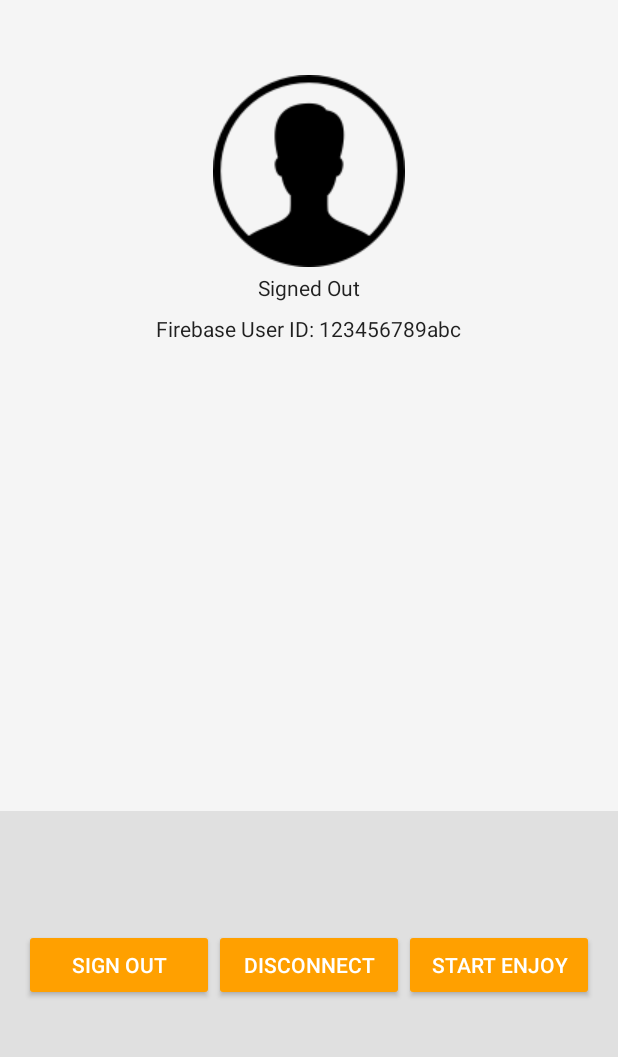
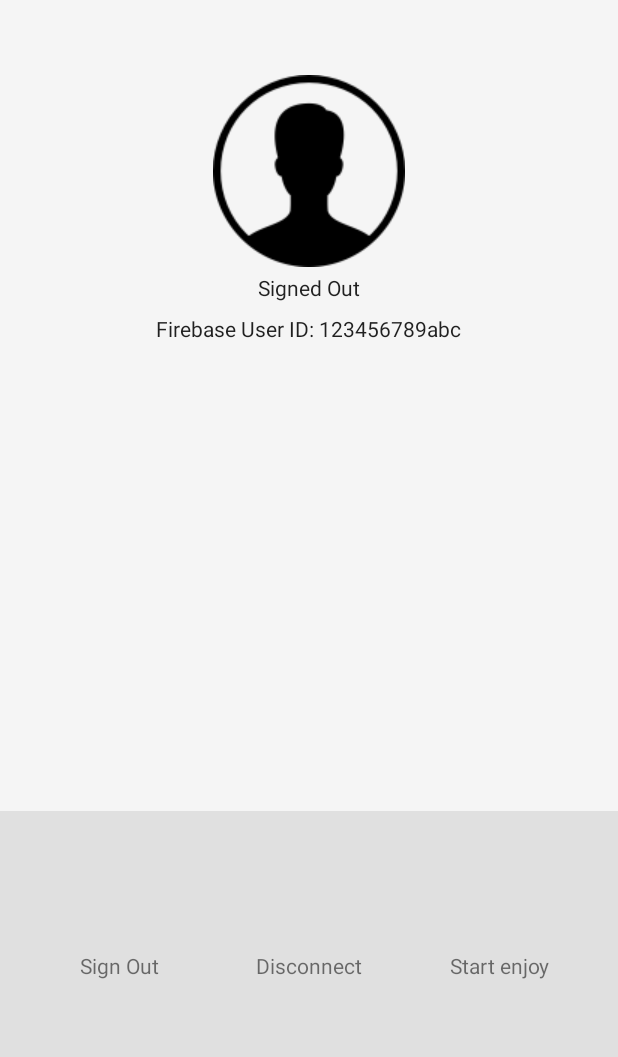
Before and after one commit to allsoft777/MVP-with-Firebase, an Android app: the layout fragment_login.xml on its own in the app's theme, with its tools: preview values and no code run, on a phone screen of 412 x 824 dp, the part 116-1173 px from its top. Run offline under Robolectric (Android 15) with nearby library versions, the phone set to English and light mode, and no system bars.

Commit message:
Modify the gui on the login view.

```diff
--- a/app/src/main/java/com/seongil/mvplife/sample/ui/login/LoginView.java
+++ b/app/src/main/java/com/seongil/mvplife/sample/ui/login/LoginView.java
@@ -1,6 +1,4 @@
 package com.seongil.mvplife.sample.ui.login;
-
-import android.support.annotation.Nullable;
 
 import com.google.android.gms.common.api.GoogleApiClient;
 import com.google.android.gms.common.api.Status;
@@ -34,7 +32,7 @@ public interface LoginView extends MvpView {
 
     void renderSignedInUser(FirebaseUser firebaseUser);
 
-    void renderSignedOutUser(@Nullable FirebaseUser firebaseUser);
+    void renderSignedOutUser();
 
     void onGoogleSignOut(Status status);
 
--- a/app/src/main/res/layout/fragment_login.xml
+++ b/app/src/main/res/layout/fragment_login.xml
@@ -67,30 +67,30 @@
             android:visibility="gone"
             tools:visibility="visible">
 
-            <Button
+            <TextView
                 android:id="@+id/sign_out_button"
                 android:layout_width="0dp"
                 android:layout_height="wrap_content"
                 android:layout_weight="1"
-                android:text="@string/sign_out"
-                android:theme="@style/ThemeOverlay.MyDarkButton"/>
+                android:gravity="center_horizontal"
+                android:text="@string/sign_out"/>
 
-            <Button
+            <TextView
                 android:id="@+id/disconnect_button"
                 android:layout_width="0dp"
                 android:layout_height="wrap_content"
                 android:layout_weight="1"
-                android:text="@string/disconnect"
-                android:theme="@style/ThemeOverlay.MyDarkButton"/>
+                android:gravity="center_horizontal"
+                android:text="@string/disconnect"/>
 
-            <Button
+            <TextView
                 android:id="@+id/goto_main_button"
                 android:layout_width="0dp"
                 android:layout_height="wrap_content"
                 android:layout_weight="1"
+                android:gravity="center_horizontal"
                 android:padding="5dp"
-                android:text="@string/go_to_main"
-                android:theme="@style/ThemeOverlay.MyDarkButton"/>
+                android:text="@string/go_to_main"/>
 
         </LinearLayout>
 
--- a/app/src/main/res/values/styles.xml
+++ b/app/src/main/res/values/styles.xml
@@ -20,13 +20,6 @@
         <item name="android:windowMinWidthMajor">0dip</item>
     </style>
 
-    <style name="ThemeOverlay.MyDarkButton" parent="ThemeOverlay.AppCompat.Dark">
-        <item name="colorButtonNormal">@color/colorAccent</item>
-        <item name="android:layout_marginRight">4dp</item>
-        <item name="android:layout_marginLeft">4dp</item>
-        <item name="android:textColor">@android:color/white</item>
-    </style>
-
     <style name="ThemeOverlay.MyTextDetail" parent="AppTheme">
         <item name="android:layout_width">wrap_content</item>
         <item name="android:layout_height">wrap_content</item>
```
Also changed, not shown: app/src/main/java/com/seongil/mvplife/sample/ui/login/LoginFragment.java (+8 -11 lines), app/src/main/java/com/seongil/mvplife/sample/ui/login/LoginPresenter.java (+4 -4 lines).
